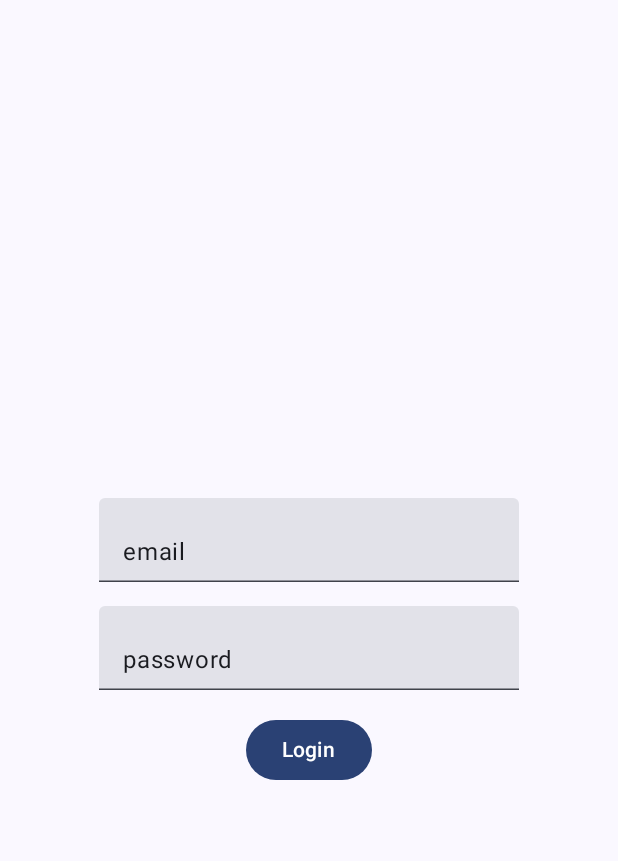
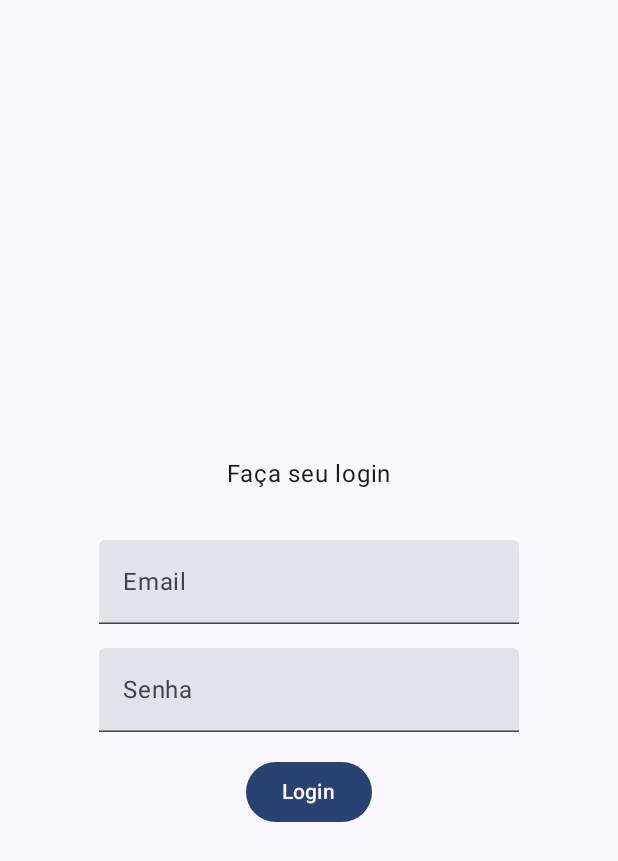
Before and after one commit to GameMatch2-0/Matchmaking-Mobile, an Android app built with Jetpack Compose: the screen it shows after launch (MainActivity), on a phone screen of 412 x 824 dp. Shown: the top 861 px of the screen. Run offline under Robolectric (Android 15) with nearby library versions, the phone set to English and light mode, and no system bars.

Commit message:
login fix

```diff
--- a/LoginMatchMaking/app/src/main/java/com/example/loginmatchmaking/MainActivity.kt
+++ b/LoginMatchMaking/app/src/main/java/com/example/loginmatchmaking/MainActivity.kt
@@ -17,9 +17,13 @@ import androidx.compose.material3.Surface
 import androidx.compose.material3.Text
 import androidx.compose.material3.TextField
 import androidx.compose.runtime.Composable
+import androidx.compose.runtime.mutableStateOf
+import androidx.compose.runtime.remember
 import androidx.compose.ui.Alignment
 import androidx.compose.ui.Modifier
 import androidx.compose.ui.text.input.ImeAction
+import androidx.compose.ui.text.input.KeyboardType
+import androidx.compose.ui.text.input.PasswordVisualTransformation
 import androidx.compose.ui.tooling.preview.Preview
 import androidx.compose.ui.unit.dp
 import com.example.loginmatchmaking.ui.theme.LoginMatchMakingTheme
@@ -43,6 +47,11 @@ class MainActivity : ComponentActivity() {
 
 @Composable
 fun Tela(name: String, modifier: Modifier = Modifier) {
+
+    val valorEmail = remember { mutableStateOf("")}
+    val valorSenha = remember { mutableStateOf("")}
+
+
     Box(modifier = Modifier.fillMaxSize()) {
 
         Column(
@@ -55,20 +64,27 @@ fun Tela(name: String, modifier: Modifier = Modifier) {
 
             Spacer(modifier = Modifier.height(32.dp))
 
+            Column {
+                Text(text = "Faça seu login")
+            }
+
+            Spacer(modifier = Modifier.height(32.dp))
+
             TextField(
-                value = "email",
-                onValueChange = { },
-                label = {"Email"},
+                value = valorEmail.value,
+                onValueChange = {valorEmail.value= it },
+                label = {Text("Email")},
                 keyboardOptions = KeyboardOptions(imeAction = ImeAction.Next)
             )
 
             Spacer(modifier = Modifier.height(16.dp))
 
             TextField(
-                value = "password",
-                onValueChange = { },
-                label = {"Password"},
-                keyboardOptions = KeyboardOptions(imeAction = ImeAction.Done)
+                value = valorSenha.value,
+                onValueChange = {valorSenha.value= it},
+                label = {Text("Senha")},
+                keyboardOptions = KeyboardOptions.Default.copy(keyboardType = KeyboardType.Password),
+                visualTransformation = PasswordVisualTransformation()
             )
 
             Spacer(modifier = Modifier.height(16.dp))
```
